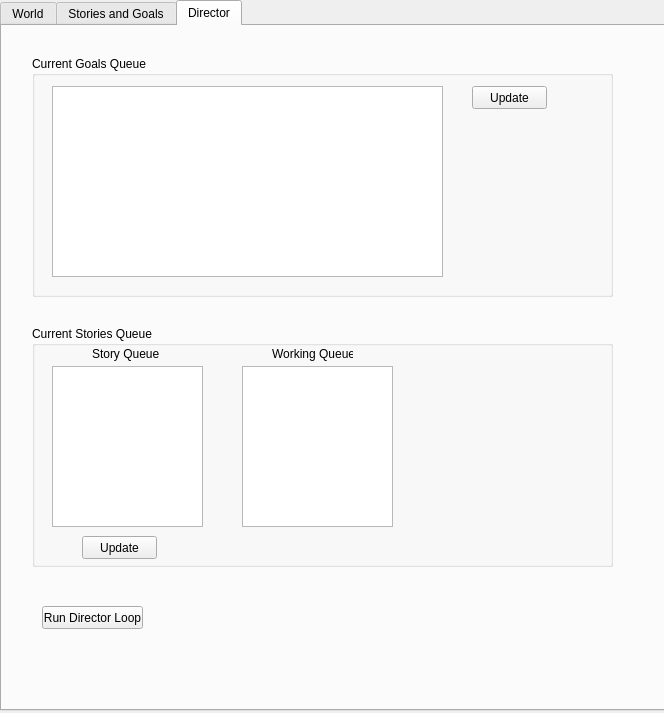
Old version of the form Jan2014/form.ui in the repository nschudlo/Jan2014.
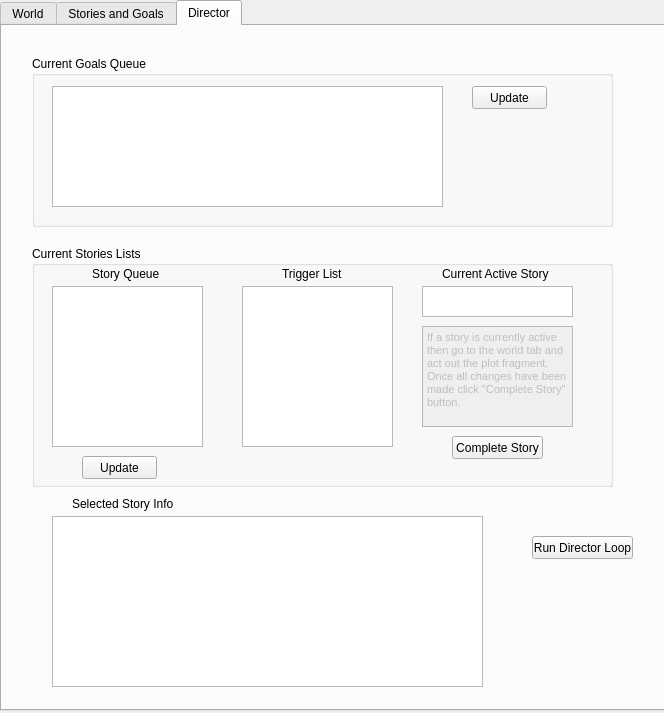
New version of the form. The open tabs and pages were chosen to show the change.

Commit message:
Stories now become active and can be simulated!
-Can now pick a goal to add, director attempts to solve its conditions,
and stories presented to user in the form of "active story"
-Stories go from Story Queue->Trigger List->Active Story
-changed working list to trigger list
-fixed bug where variables (A,B,C) which were mandatory but had no
optional conditions weren't assigned a person.
-Story is eliminated once "Complete Story" button is pressed. This
button is pressed after simulating the plot fragment

Patch:
```diff
--- a/Jan2014/form.ui
+++ b/Jan2014/form.ui
@@ -1121,7 +1121,7 @@
        <x>30</x>
        <y>30</y>
        <width>581</width>
-       <height>241</height>
+       <height>171</height>
       </rect>
      </property>
      <property name="title">
@@ -1133,7 +1133,7 @@
         <x>20</x>
         <y>30</y>
         <width>391</width>
-        <height>191</height>
+        <height>121</height>
        </rect>
       </property>
      </widget>
@@ -1155,13 +1155,13 @@
      <property name="geometry">
       <rect>
        <x>30</x>
-       <y>300</y>
+       <y>220</y>
        <width>581</width>
        <height>241</height>
       </rect>
      </property>
      <property name="title">
-      <string>Current Stories Queue</string>
+      <string>Current Stories Lists</string>
      </property>
      <widget class="QListWidget" name="currentStoriesList">
       <property name="geometry">
@@ -1212,22 +1212,78 @@
      <widget class="QLabel" name="label_22">
       <property name="geometry">
        <rect>
-        <x>240</x>
+        <x>250</x>
         <y>20</y>
         <width>81</width>
         <height>16</height>
        </rect>
       </property>
       <property name="text">
-       <string>Working Queue</string>
+       <string>Trigger List</string>
+      </property>
+     </widget>
+     <widget class="QListWidget" name="currentActiveStory">
+      <property name="geometry">
+       <rect>
+        <x>390</x>
+        <y>40</y>
+        <width>151</width>
+        <height>31</height>
+       </rect>
+      </property>
+     </widget>
+     <widget class="QLabel" name="label_24">
+      <property name="geometry">
+       <rect>
+        <x>410</x>
+        <y>20</y>
+        <width>111</width>
+        <height>16</height>
+       </rect>
+      </property>
+      <property name="text">
+       <string>Current Active Story</string>
+      </property>
+     </widget>
+     <widget class="QTextBrowser" name="textBrowser">
+      <property name="enabled">
+       <bool>false</bool>
+      </property>
+      <property name="geometry">
+       <rect>
+        <x>390</x>
+        <y>80</y>
+        <width>151</width>
+        <height>101</height>
+       </rect>
+      </property>
+      <property name="html">
+       <string>&lt;!DOCTYPE HTML PUBLIC &quot;-//W3C//DTD HTML 4.0//EN&quot; &quot;http://www.w3.org/TR/REC-html40/strict.dtd&quot;&gt;
+&lt;html&gt;&lt;head&gt;&lt;meta name=&quot;qrichtext&quot; content=&quot;1&quot; /&gt;&lt;style type=&quot;text/css&quot;&gt;
+p, li { white-space: pre-wrap; }
+&lt;/style&gt;&lt;/head&gt;&lt;body style=&quot; font-family:'MS Shell Dlg 2'; font-size:8.25pt; font-weight:400; font-style:normal;&quot;&gt;
+&lt;p style=&quot; margin-top:0px; margin-bottom:0px; margin-left:0px; margin-right:0px; -qt-block-indent:0; text-indent:0px;&quot;&gt;&lt;span style=&quot; font-size:8pt;&quot;&gt;If a story is currently active then go to the world tab and act out the plot fragment. Once all changes have been made click &amp;quot;Complete Story&amp;quot; button.&lt;/span&gt;&lt;/p&gt;&lt;/body&gt;&lt;/html&gt;</string>
+      </property>
+     </widget>
+     <widget class="QPushButton" name="completeStory">
+      <property name="geometry">
+       <rect>
+        <x>420</x>
+        <y>190</y>
+        <width>91</width>
+        <height>23</height>
+       </rect>
+      </property>
+      <property name="text">
+       <string>Complete Story</string>
       </property>
      </widget>
     </widget>
     <widget class="QPushButton" name="runDirectorLoop">
      <property name="geometry">
       <rect>
-       <x>40</x>
-       <y>580</y>
+       <x>530</x>
+       <y>510</y>
        <width>101</width>
        <height>23</height>
       </rect>
@@ -1236,6 +1292,32 @@
       <string>Run Director Loop</string>
      </property>
     </widget>
+    <widget class="QListWidget" name="currentStoryInfo">
+     <property name="geometry">
+      <rect>
+       <x>50</x>
+       <y>490</y>
+       <width>431</width>
+       <height>171</height>
+      </rect>
+     </property>
+     <property name="verticalScrollMode">
+      <enum>QAbstractItemView::ScrollPerPixel</enum>
+     </property>
+    </widget>
+    <widget class="QLabel" name="label_23">
+     <property name="geometry">
+      <rect>
+       <x>70</x>
+       <y>470</y>
+       <width>111</width>
+       <height>16</height>
+      </rect>
+     </property>
+     <property name="text">
+      <string>Selected Story Info</string>
+     </property>
+    </widget>
    </widget>
   </widget>
  </widget>
```
Left out of the diff: 4 changed lines with no effect on the pictures. The commit also changes 8 other files.
